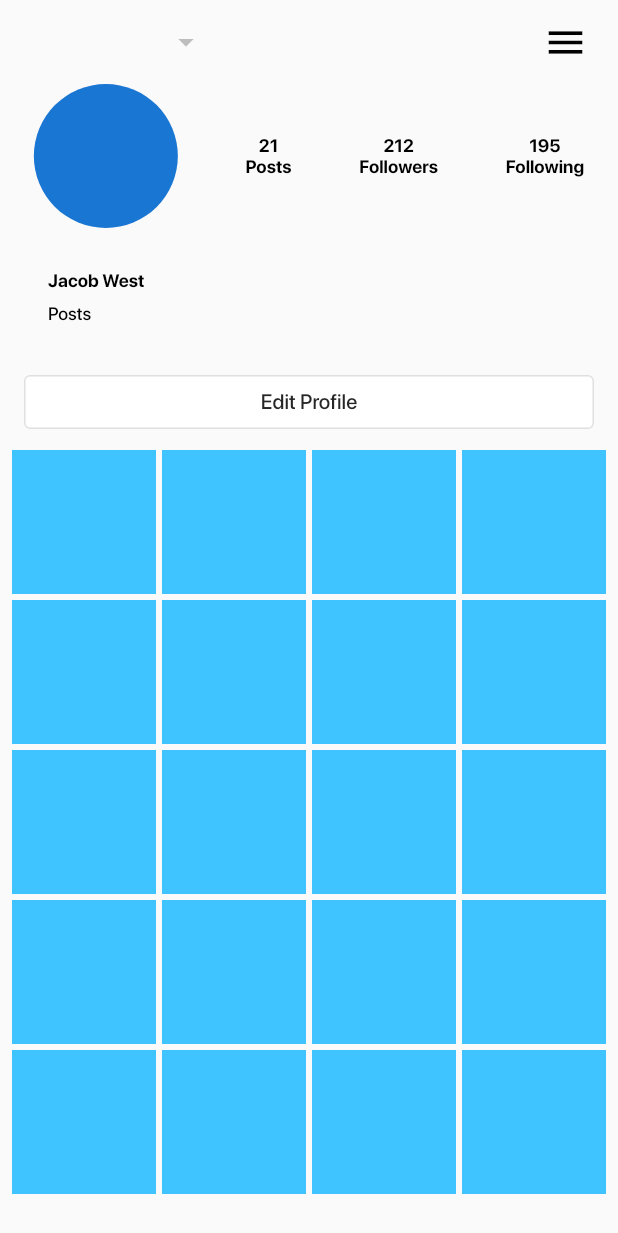
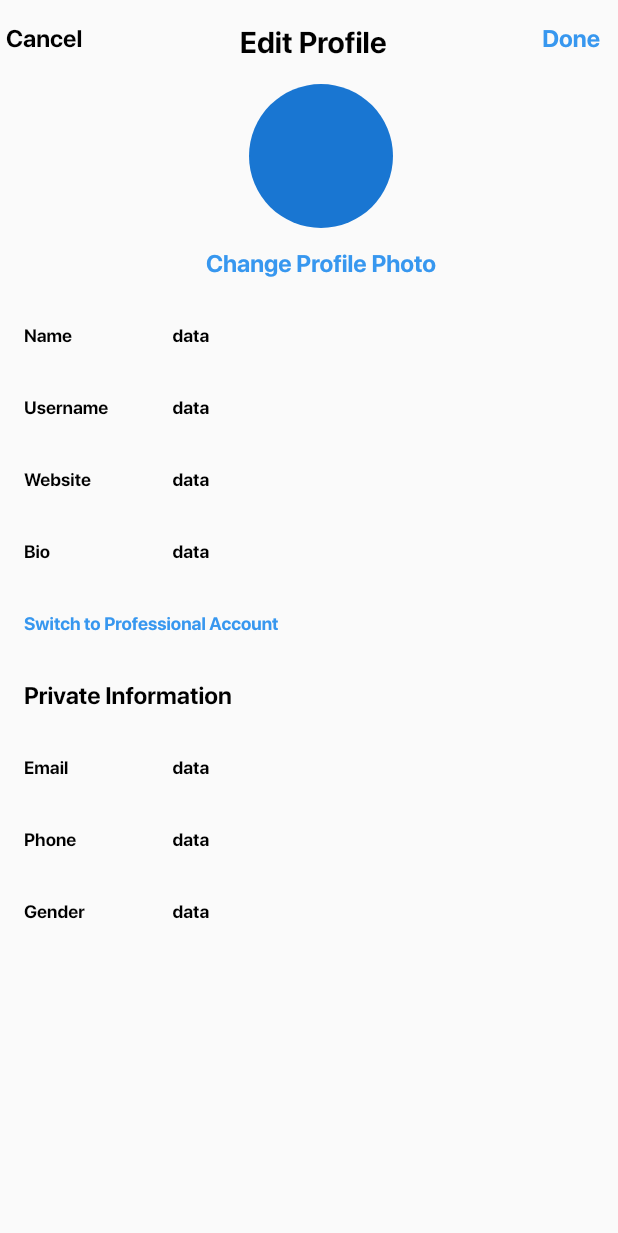
Before and after one commit to SediqeZangane/sedigram, a Flutter app: the ProfileScreen screen opened directly, after a tap on "Edit Profile", on a phone screen of 412 x 824 dp. Shown: the top 1233 px of the screen. Run offline on Flutter 3.47's test engine with Material 2 defaults, Android fonts, the phone set to English and light mode, and no system bars; our stand-ins replace firebase_auth, firebase_core, flutter_bloc, google_sign_in; missing offline and left inert: flutter_storage_path; accounts and stored records are empty; generated files the repository leaves out were written again; network calls fail.

Commit message:
build dummy UI EditProfileScreen

```diff
--- /dev/null
+++ b/lib/edit_profile/presentation/edit_profile_screen.dart
@@ -0,0 +1,107 @@
+import 'package:flutter/material.dart';
+import 'package:sedigram/core/presentation/util/context_extension.dart';
+
+class EditProfileScreen extends StatelessWidget {
+  static const String routeNamed = 'editProfileScreen';
+
+  const EditProfileScreen({super.key});
+
+  @override
+  Widget build(BuildContext context) {
+    return Scaffold(
+      appBar: AppBar(
+        backgroundColor: Colors.transparent,
+        elevation: 0,
+        leading: Padding(
+          padding: const EdgeInsets.only(top: 16, left: 4),
+          child: InkWell(
+            onTap: () {
+              Navigator.of(context).pop();
+            },
+            child: const Text(
+              'Cancel',
+              style: TextStyle(color: Colors.black, fontSize: 16),
+            ),
+          ),
+        ),
+        title: const Center(
+          child: Text(
+            'Edit Profile',
+            style: TextStyle(color: Colors.black, fontWeight: FontWeight.bold),
+          ),
+        ),
+        actions: [
+          Padding(
+            padding: const EdgeInsets.only(top: 16, right: 12),
+            child: Text(
+              'Done',
+              style:
+                  TextStyle(color: context.colorScheme.primary, fontSize: 16),
+            ),
+          )
+        ],
+      ),
+      body: Padding(
+        padding: const EdgeInsets.only(left: 16),
+        child: Column(
+          crossAxisAlignment: CrossAxisAlignment.stretch,
+          children: [
+            const CircleAvatar(
+              radius: 48,
+            ),
+            infoRow(
+              child: Text(
+                'Change Profile Photo',
+                style:
+                    TextStyle(color: context.colorScheme.primary, fontSize: 16),
+              ),
+            ),
+            profileInfo('Name', 'data'),
+            profileInfo('Username', 'data'),
+            profileInfo('Website', 'data'),
+            profileInfo('Bio', 'data'),
+            infoRow(
+              child: Align(
+                alignment: Alignment.centerLeft,
+                child: Text(
+                  'Switch to Professional Account ',
+                  style: TextStyle(color: context.colorScheme.primary),
+                ),
+              ),
+            ),
+            infoRow(
+              child: const Align(
+                alignment: Alignment.centerLeft,
+                child: Text(
+                  'Private Information',
+                  style: TextStyle(fontSize: 16, fontWeight: FontWeight.bold),
+                ),
+              ),
+            ),
+            profileInfo('Email', 'data'),
+            profileInfo('Phone', 'data'),
+            profileInfo('Gender', 'data'),
+          ],
+        ),
+      ),
+    );
+  }
+
+  Widget profileInfo(String field, String info) {
+    return infoRow(
+      child: Row(
+        children: [
+          Expanded(child: Text(field)),
+          Expanded(flex: 3, child: Text(info))
+        ],
+      ),
+    );
+  }
+
+  Widget infoRow({required Widget child}) {
+    return SizedBox(
+      height: 48,
+      child: Center(child: child),
+    );
+  }
+}
--- a/lib/main.dart
+++ b/lib/main.dart
@@ -6,6 +6,7 @@ import 'package:flutter_localizations/flutter_localizations.dart';
 import 'package:sedigram/auth/application/auth_bloc.dart';
 import 'package:sedigram/auth/application/auth_event.dart';
 import 'package:sedigram/create_post/presentation/create_post_screen.dart';
+import 'package:sedigram/edit_profile/presentation/edit_profile_screen.dart';
 import 'package:sedigram/firebase_options.dart';
 import 'package:sedigram/home/application/home_bloc.dart';
 import 'package:sedigram/home/presentation/home_screen.dart';
@@ -55,6 +56,7 @@ class MyApp extends StatelessWidget {
               create: (context) => SavePostBloc(),
             );
           },
+          EditProfileScreen.routeNamed: (context) => const EditProfileScreen(),
         },
         theme: ThemeData(
           textTheme: textTheme,
--- a/lib/profile/presentation/profile_screen.dart
+++ b/lib/profile/presentation/profile_screen.dart
@@ -1,5 +1,6 @@
 import 'package:flutter/material.dart';
 import 'package:sedigram/core/presentation/util/context_extension.dart';
+import 'package:sedigram/edit_profile/presentation/edit_profile_screen.dart';
 
 class ProfileScreen extends StatelessWidget {
   const ProfileScreen({super.key});
@@ -76,7 +77,15 @@ class ProfileScreen extends StatelessWidget {
           Padding(
             padding: const EdgeInsets.symmetric(horizontal: 16, vertical: 8),
             child: TextButton(
-              onPressed: () {},
+              onPressed: () {
+                Navigator.of(context).pushNamed(EditProfileScreen.routeNamed);
+
+                // Navigator.push(
+                //   context,
+                //   MaterialPageRoute(
+                //       builder: (context) => const EditProfileScreen()),
+                // );
+              },
               style: ButtonStyle(
                 backgroundColor: MaterialStateProperty.all(Colors.white),
                 shape: MaterialStateProperty.all(
```
Also changed, not shown: lib/core/data/firestore_service.dart (added), 1 other file.
